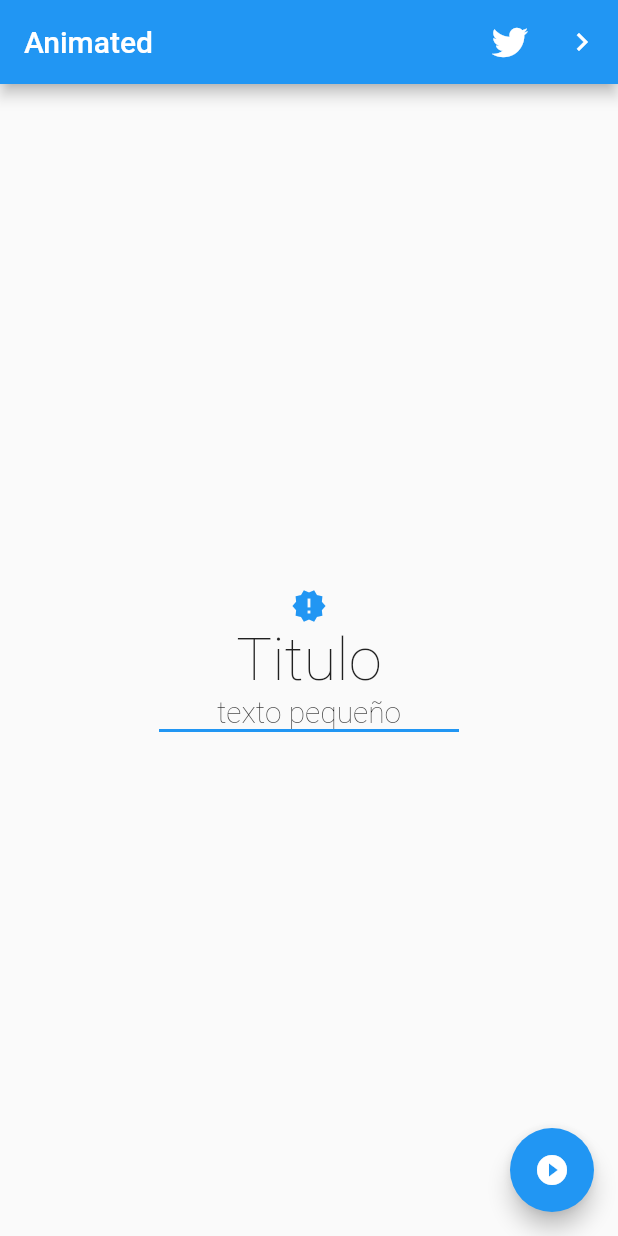
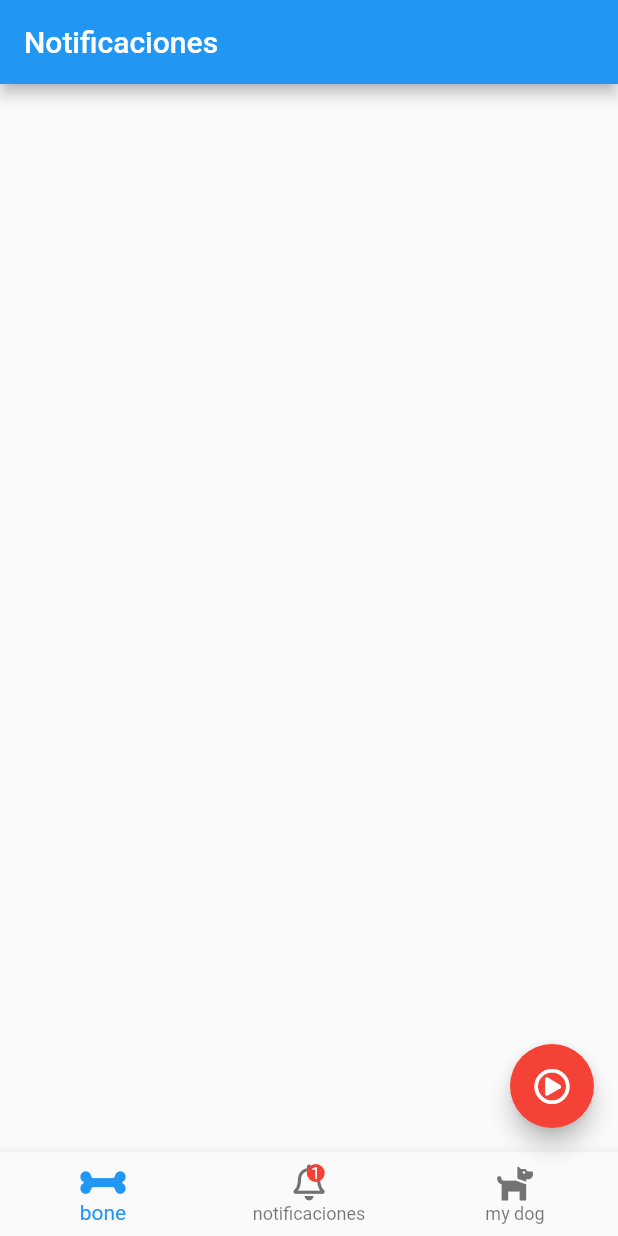
Before and after one commit to Marisabel-Condori/animaciones-con-flutter, a Flutter app: the screen it shows after launch, on a phone screen of 412 x 824 dp. Run offline on Flutter 3.47's test engine with Material 2 defaults, Android fonts, the phone set to English and light mode, and no system bars; our stand-ins replace animate_do, font_awesome_flutter.

Commit message:
pantalla de notificaciones

```diff
--- a/lib/main.dart
+++ b/lib/main.dart
@@ -1,3 +1,4 @@
+import 'package:animated_app/pages/notificacion_page.dart';
 import 'package:animated_app/pages/pagina1_page.dart';
 import 'package:flutter/material.dart';
 
@@ -9,7 +10,7 @@ class MyApp extends StatelessWidget {
     return MaterialApp(
       debugShowCheckedModeBanner: false,
       title: 'Material App',
-      home: Pagina1Page(),
+      home: NotificacionPage(),
     );
   }
 }
--- /dev/null
+++ b/lib/pages/notificacion_page.dart
@@ -0,0 +1,67 @@
+import 'package:flutter/material.dart';
+import 'package:font_awesome_flutter/font_awesome_flutter.dart';
+
+class NotificacionPage extends StatelessWidget {
+
+  @override
+  Widget build(BuildContext context) {
+    return Scaffold(
+      appBar: AppBar(
+        title: Text('Notificaciones'),
+      ),
+      bottomNavigationBar: BottomBar(),
+      floatingActionButton: FloatingButton(),
+    );
+  }
+}
+
+class FloatingButton extends StatelessWidget {
+
+  @override
+  Widget build(BuildContext context) {
+    return FloatingActionButton(
+      onPressed: (){},
+      backgroundColor: Colors.red,
+      child: FaIcon(FontAwesomeIcons.playCircle),
+    );
+  }
+}
+
+class BottomBar extends StatelessWidget {
+  @override
+  Widget build(BuildContext context) {
+    return BottomNavigationBar(
+      items: [
+        BottomNavigationBarItem(
+          title: Text('bone'),
+          icon: FaIcon(FontAwesomeIcons.bone)
+        ),
+        BottomNavigationBarItem(
+          title: Text('notificaciones'),
+          icon: Stack(
+            children: [
+              FaIcon(FontAwesomeIcons.bell),
+              Positioned(
+                top: 0.0, right: 0.0,
+                child: Container(
+                  width: 12.0, height: 12.0,
+                  child: Text('1', style: TextStyle(color: Colors.white, fontSize: 11.0),),
+                  alignment: Alignment.center,
+                  decoration: BoxDecoration(
+                    color: Colors.red,
+                    shape: BoxShape.circle
+                  ),
+                ),
+              )
+            ],
+          )
+
+        ),
+        BottomNavigationBarItem(
+          title: Text('my dog'),
+          icon: FaIcon(FontAwesomeIcons.dog)
+        ),
+      ],
+    );
+  }
+}
```
